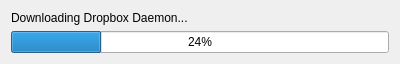
gtgt/kfilebox, file src/installerform.ui: the form before one commit.
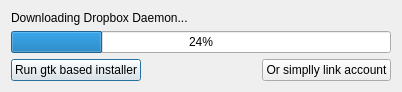
The form after the commit.

Commit message: installer offers a choice - run general gtk based wizard (for advanced users) or simply 'link' computer in browser

```diff
--- a/src/installerform.ui
+++ b/src/installerform.ui
@@ -6,8 +6,8 @@
    <rect>
     <x>0</x>
     <y>0</y>
-    <width>400</width>
-    <height>50</height>
+    <width>402</width>
+    <height>80</height>
    </rect>
   </property>
   <property name="windowTitle">
@@ -28,6 +28,37 @@
      </property>
     </widget>
    </item>
+   <item>
+    <layout class="QHBoxLayout" name="actions">
+     <item>
+      <widget class="QPushButton" name="showWizard">
+       <property name="text">
+        <string>Run gtk based installer</string>
+       </property>
+      </widget>
+     </item>
+     <item>
+      <spacer name="horizontalSpacer">
+       <property name="orientation">
+        <enum>Qt::Horizontal</enum>
+       </property>
+       <property name="sizeHint" stdset="0">
+        <size>
+         <width>40</width>
+         <height>20</height>
+        </size>
+       </property>
+      </spacer>
+     </item>
+     <item>
+      <widget class="QPushButton" name="launchBrowser">
+       <property name="text">
+        <string>Or simplly link account</string>
+       </property>
+      </widget>
+     </item>
+    </layout>
+   </item>
   </layout>
  </widget>
  <resources/>
```
The commit also changes 6 other files.
